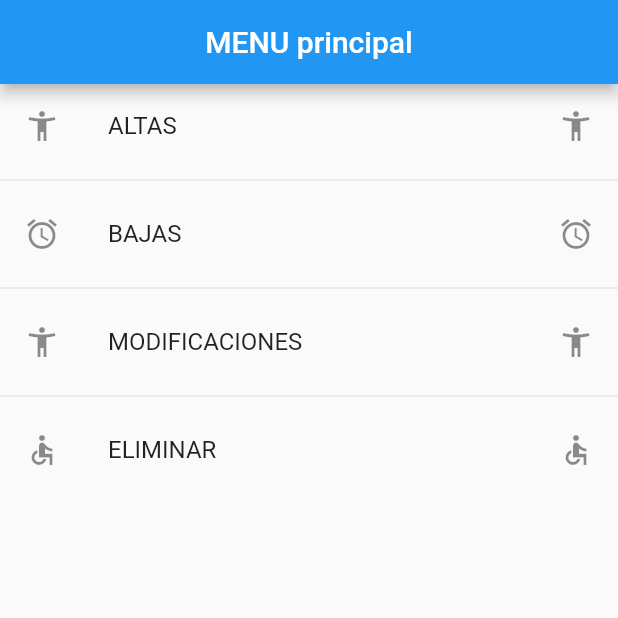
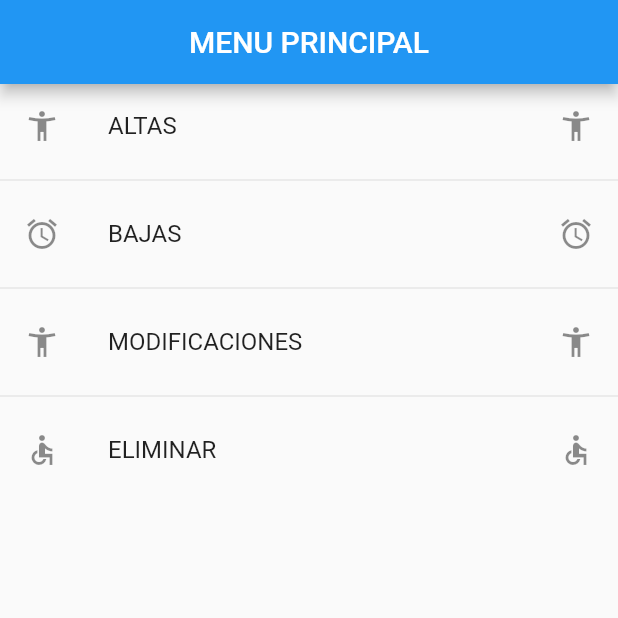
Before and after one commit to CASERO1968/Flutteriniesta, a Flutter app: the screen it shows after launch, on a phone screen of 412 x 824 dp, the top half of it. Run offline on Flutter 3.47's test engine with Material 2 defaults, Android fonts, the phone set to English and light mode, and no system bars.

Commit message:
commit inicioifa

```diff
--- a/lib/screens/altas.dart
+++ b/lib/screens/altas.dart
@@ -23,7 +23,7 @@ class Altas extends StatelessWidget {
         debugShowCheckedModeBanner: false,
         home: Scaffold(
             appBar:
-                AppBar(centerTitle: true, title: (const Text('MENU principal'))),
+                AppBar(centerTitle: true, title: (const Text('MENU PRINCIPAL'))),
             body: ListView.separated(
                 itemBuilder: (context, index) => ListTile(
                       title: Text(datos[index]),
```
